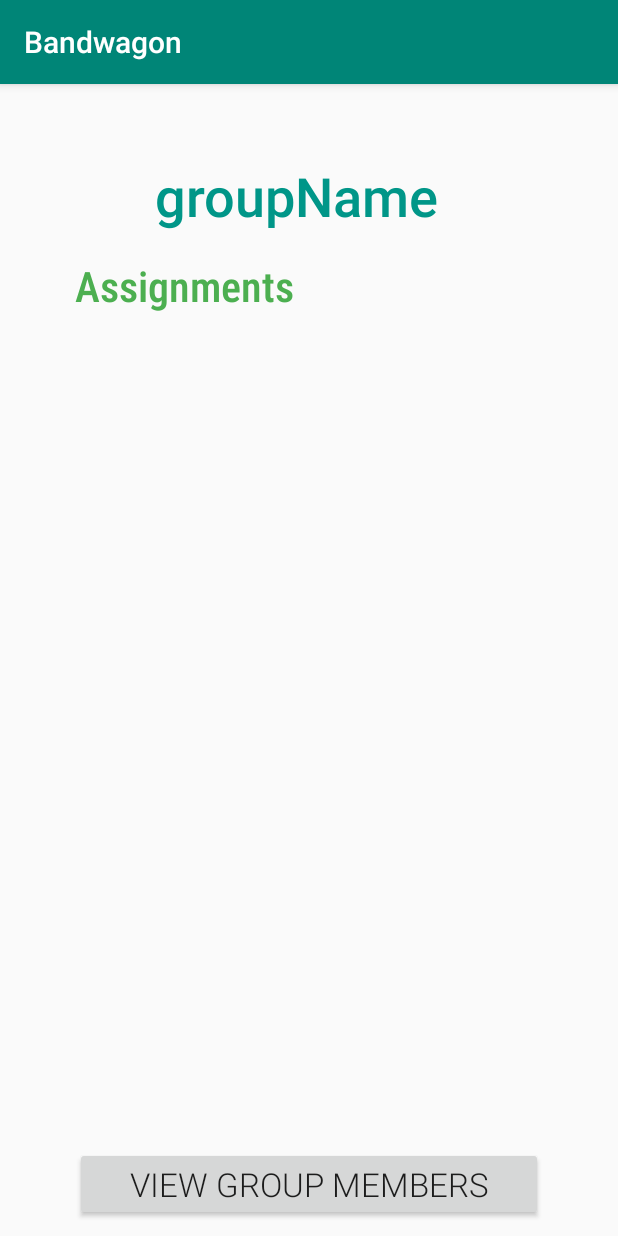
After one commit to Equal-Percent-Steak/Bandwagon, an Android app: the IndividualGroupPage screen opened directly, with no data from a screen before it, on a phone screen of 412 x 824 dp. The commit adds this screen. Run offline under Robolectric (Android 15) with nearby library versions, the light colour scheme and no system bars; Roboto replaces fonts that are not available here.

Commit message:
very simple group screen integrated with adapter, individual group page begun (to-do: make the row for groups look better)

```diff
--- /dev/null
+++ b/app/src/main/java/com/equalpercentsteak/bandwagon/IndividualGroupPage.java
@@ -0,0 +1,14 @@
+package com.equalpercentsteak.bandwagon;
+
+import androidx.appcompat.app.AppCompatActivity;
+
+import android.os.Bundle;
+
+public class IndividualGroupPage extends AppCompatActivity {
+
+    @Override
+    protected void onCreate(Bundle savedInstanceState) {
+        super.onCreate(savedInstanceState);
+        setContentView(R.layout.activity_individual_group_page);
+    }
+}
--- /dev/null
+++ b/app/src/main/res/layout/activity_individual_group_page.xml
@@ -0,0 +1,63 @@
+<?xml version="1.0" encoding="utf-8"?>
+<androidx.constraintlayout.widget.ConstraintLayout xmlns:android="http://schemas.android.com/apk/res/android"
+    xmlns:app="http://schemas.android.com/apk/res-auto"
+    xmlns:tools="http://schemas.android.com/tools"
+    android:layout_width="match_parent"
+    android:layout_height="match_parent"
+    tools:context=".IndividualGroupPage">
+
+    <TextView
+        android:id="@+id/groupName"
+        android:layout_width="205dp"
+        android:layout_height="50dp"
+        android:layout_marginTop="50dp"
+        android:fontFamily="sans-serif-medium"
+        android:text="groupName"
+        android:textColor="#009688"
+        android:textSize="36dp"
+        app:layout_constraintEnd_toEndOf="parent"
+        app:layout_constraintHorizontal_bias="0.5"
+        app:layout_constraintStart_toStartOf="parent"
+        app:layout_constraintTop_toTopOf="parent" />
+
+    <TextView
+        android:id="@+id/assignments"
+        android:layout_width="wrap_content"
+        android:layout_height="wrap_content"
+        android:layout_marginStart="50dp"
+        android:layout_marginTop="115dp"
+        android:fontFamily="sans-serif-condensed-medium"
+        android:text="@string/assignments"
+        android:textColor="#4CAF50"
+        android:textSize="28sp"
+        app:layout_constraintStart_toStartOf="parent"
+        app:layout_constraintTop_toTopOf="parent" />
+
+
+    <androidx.recyclerview.widget.RecyclerView
+        android:id="@+id/rvGroupAssignments"
+        android:layout_width="match_parent"
+        android:layout_height="wrap_content"
+        android:layout_marginStart="50dp"
+        android:layout_marginTop="20dp"
+        android:layout_marginEnd="50dp"
+        android:layout_marginBottom="400dp"
+        app:layout_constraintBottom_toTopOf="@+id/viewClassMembersButton"
+        app:layout_constraintEnd_toEndOf="parent"
+        app:layout_constraintStart_toStartOf="parent"
+        app:layout_constraintTop_toBottomOf="@+id/assignments" />
+
+    <Button
+        android:id="@+id/viewClassMembersButton"
+        android:layout_width="match_parent"
+        android:layout_height="wrap_content"
+        android:layout_marginStart="50dp"
+        android:layout_marginEnd="50dp"
+        android:layout_marginBottom="10dp"
+        android:fontFamily="sans-serif-light"
+        android:text="@string/viewGroupMembers"
+        android:textSize="22sp"
+        app:layout_constraintBottom_toBottomOf="parent"
+        app:layout_constraintEnd_toEndOf="parent"
+        app:layout_constraintStart_toStartOf="parent" />
+</androidx.constraintlayout.widget.ConstraintLayout>
--- a/app/src/main/res/values/strings.xml
+++ b/app/src/main/res/values/strings.xml
@@ -76,6 +76,8 @@
     <string name="pieDescription">An example Pie diagram</string>
     <string name="clockDescription">A clock with a random time</string>
     <string name="addUser">Add User</string>
+    <string name="assignments">Assignments</string>
+    <string name="viewGroupMembers">View Group Members</string>
     <string-array name="dropdownNames">
         <item>Class One</item>
         <item>Class Two</item>
```
Also changed, not shown: app/src/main/AndroidManifest.xml (+12 -14 lines), app/src/main/java/com/equalpercentsteak/bandwagon/Group.java (+18 -0 lines), app/src/main/java/com/equalpercentsteak/bandwagon/GroupDisplayAdapter.java (+11 -10 lines), app/src/main/java/com/equalpercentsteak/bandwagon/GroupDisplayScreen.java (+17 -0 lines).
